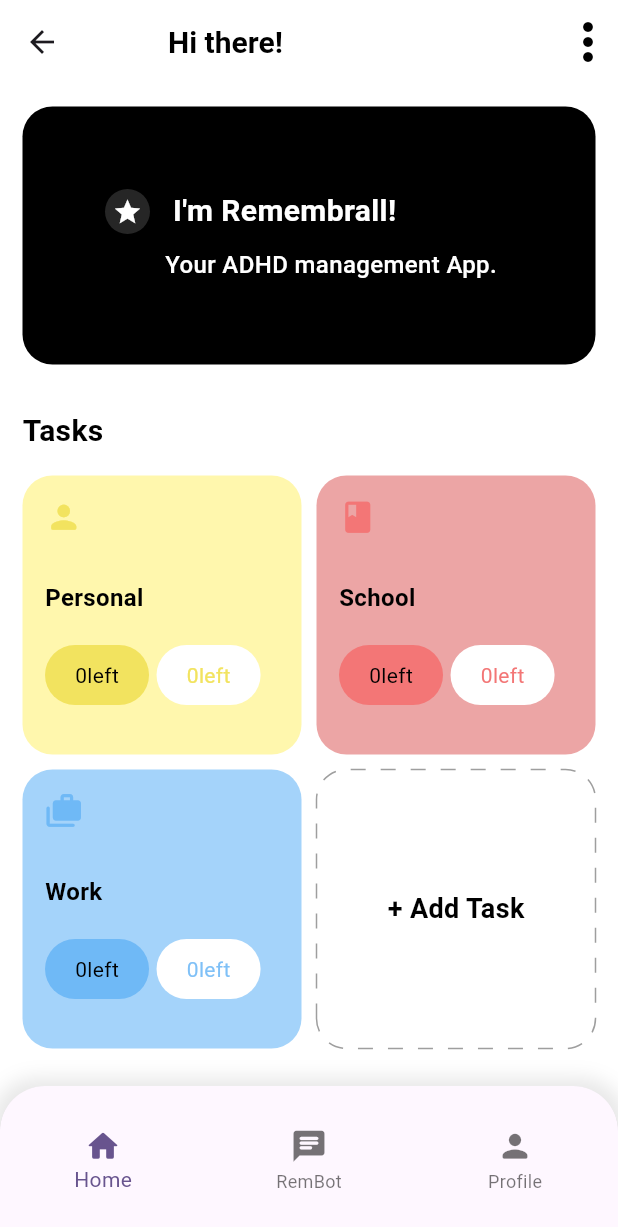
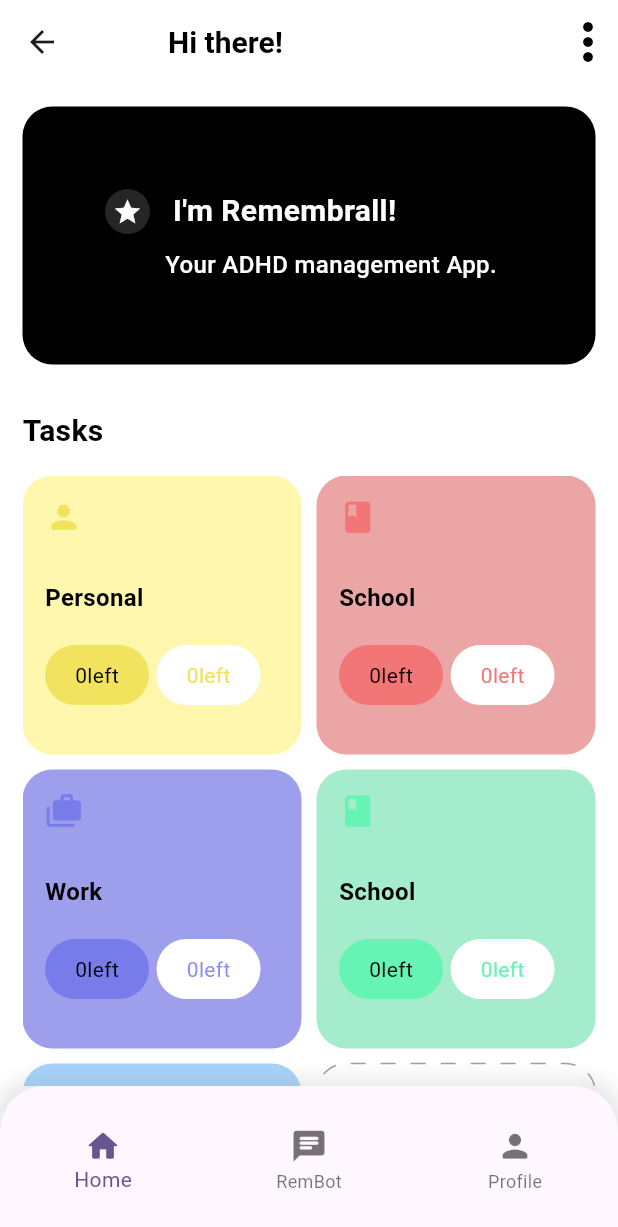
Before and after one commit to thealiceiris/remembrall, a Flutter app: the TaskScreen screen opened directly, on a phone screen of 412 x 824 dp. Shown: the top 1227 px of the screen. Run offline on Flutter 3.47's test engine with Material 3 defaults, Android fonts, the phone set to English and light mode, and no system bars; drawn by our look-alikes of dotted_border; our stand-ins replace shared_preferences; accounts and stored records are empty.

Commit message:
new update

```diff
--- a/lib/models/task.dart
+++ b/lib/models/task.dart
@@ -1,5 +1,5 @@
 import 'package:flutter/material.dart';
-import 'package:flutter/widgets.dart';
+// import 'package:flutter/widgets.dart';
 
 class Task {
   IconData? iconData;
@@ -25,6 +25,8 @@ class Task {
     this.left,
     this.done,
   });
+
+  get tasks => null;
 
   static List<Task> getTasks() {
     return [
@@ -57,6 +59,32 @@ class Task {
       Task(
         iconData: Icons.cases_rounded,
         title: 'Work',
+        bgcolor: const Color.fromARGB(210, 136, 139, 232),
+        iconColor: const Color.fromARGB(210, 112, 116, 235),
+        btnColor: const Color.fromARGB(210, 141, 144, 229),
+        textColor: Colors.black, // Set a contrasting color for button text
+        btntxtColor: Colors.black,
+        isLast: false,
+        progress: 0.5,
+        left: 0,
+        done: 0,
+      ),
+      Task(
+        iconData: Icons.book_rounded,
+        title: 'School',
+        bgcolor: const Color.fromARGB(255, 165, 236, 204),
+        iconColor: const Color.fromARGB(255, 101, 244, 179),
+        btnColor: const Color.fromARGB(255, 125, 205, 169),
+        textColor: Colors.black, // Set a contrasting color for button text
+        btntxtColor: Colors.black,
+        isLast: false,
+        progress: 0.5,
+        left: 0,
+        done: 0,
+      ),
+      Task(
+        iconData: Icons.local_hospital_rounded,
+        title: 'Health',
         bgcolor: const Color.fromARGB(210, 144, 202, 249),
         iconColor: const Color.fromARGB(210, 100, 179, 245),
         btnColor: const Color.fromARGB(242, 100, 180, 245),
--- a/lib/screen/task_screen.dart
+++ /dev/null
@@ -1 +0,0 @@
-// TODO Implement this library.
--- a/lib/screens/signin_screen.dart
+++ b/lib/screens/signin_screen.dart
@@ -5,6 +5,7 @@ import 'package:remembrall/themes/theme.dart';
 import 'package:remembrall/widget/custom_scaffold.dart';
 
 class SigninScreen extends StatefulWidget {
+  // ignore: use_super_parameters
   const SigninScreen({Key? key}) : super(key: key);
 
   @override
@@ -23,14 +24,14 @@ class _SigninScreenState extends State<SigninScreen> {
           const Expanded(
             flex: 1,
             child: SizedBox(
-              height: 10,
+              height: 20,
             ),
           ),
           Expanded(
             flex: 7,
             child: Container(
               decoration: const BoxDecoration(
-                color: Color.fromARGB(255, 255, 255, 255),
+                color: Color.fromARGB(136, 255, 255, 255),
                 borderRadius: BorderRadius.only(
                   topLeft: Radius.circular(40.0),
                   topRight: Radius.circular(40.0),
--- a/lib/screens/task_screen.dart
+++ b/lib/screens/task_screen.dart
@@ -81,7 +81,7 @@ class TaskScreen extends StatelessWidget {
             ],
           ),
           child: ClipRRect(
-            borderRadius: BorderRadius.only(
+            borderRadius: const BorderRadius.only(
               topLeft: Radius.circular(30.0),
               topRight: Radius.circular(30.0),
             ),
@@ -113,7 +113,7 @@ class TaskScreen extends StatelessWidget {
                 if (index == 1) { // Check if RemBot item is tapped (index 1)
                   Navigator.push(
                     context,
-                    MaterialPageRoute(builder: (context) => RemBotScreen()),
+                    MaterialPageRoute(builder: (context) => const RemBotScreen()),
                   );
                 }
               },
--- a/lib/widget/tasks.dart
+++ b/lib/widget/tasks.dart
@@ -3,6 +3,7 @@ import 'package:flutter/material.dart';
 // import 'package:flutter/widgets.dart';
 import 'package:remembrall/models/task.dart';
 import 'package:dotted_border/dotted_border.dart';
+import 'package:remembrall/screens/detail/detail.dart';
 
 // ignore: use_key_in_widget_constructors
 class Tasks extends StatelessWidget {
@@ -33,14 +34,25 @@ class Tasks extends StatelessWidget {
         child: Text(
           '+ Add Task',
           style: TextStyle(
-              color: Colors.black, fontSize: 18, fontWeight: FontWeight.bold),
+              color: Colors.black,
+               fontSize: 18,
+               fontWeight: FontWeight.bold),
         ),
       ),
     );
   }
 
   Widget _buildTask(BuildContext context, Task task) {
-    return Container(
+    return GestureDetector(
+      onTap: () {
+        Navigator.push(
+          context,
+          MaterialPageRoute(
+            builder: (context) => DetailPage(task: task),
+          ),
+        );
+      },
+      child: Container(
         padding: const EdgeInsets.all(15),
         decoration: BoxDecoration(
           color: task.bgcolor,
@@ -58,7 +70,9 @@ class Tasks extends StatelessWidget {
             Text(
               task.title!,
               style: const TextStyle(
-                color: Colors.black, fontSize: 16, fontWeight: FontWeight.bold),
+                  color: Colors.black,
+                  fontSize: 16,
+                  fontWeight: FontWeight.bold),
             ),
             const SizedBox(height: 20),
             Row(
@@ -71,6 +85,7 @@ class Tasks extends StatelessWidget {
               ],
             )
           ],
+        ),
       ),
     );
   }
```
Also changed, not shown: lib/models/shared_preferences.dart (added, +39 -0 lines), lib/screens/detail/detail.dart (added, +100 -0 lines), lib/screens/rembot_screen.dart (+63 -28 lines), lib/screens/signup_screen.dart (+6 -6 lines), lib/screens/splashscreen.dart (+8 -4 lines), lib/widget/date_picker.dart (added, +10 -0 lines), pubspec.yaml (+7 -1 lines), flutter_01.png (added), pubspec.lock, 1 other file. Lines whose indentation alone changed are shown as unchanged.
